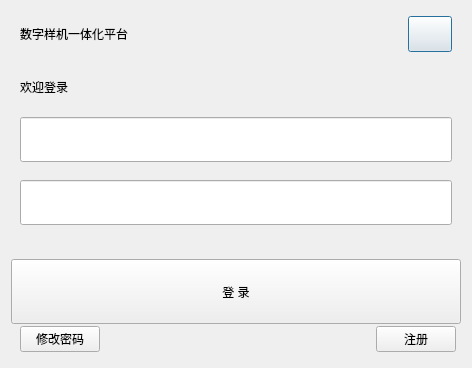
This is digitalIntegration/LoginDialog.ui in jiaqingguo/DI as Qt 5 draws it before an edit. The edited form follows.
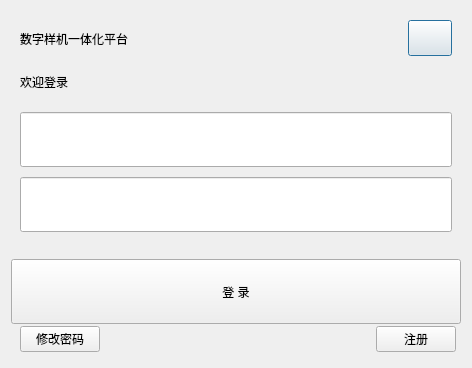
This is the edited form.

Patch:
```diff
--- a/digitalIntegration/LoginDialog.ui
+++ b/digitalIntegration/LoginDialog.ui
@@ -69,6 +69,9 @@
           <property name="topMargin">
            <number>0</number>
           </property>
+          <property name="bottomMargin">
+           <number>0</number>
+          </property>
           <item>
            <widget class="QLabel" name="LabelTitle">
             <property name="maximumSize">
@@ -126,7 +129,7 @@
           <number>9</number>
          </property>
          <property name="topMargin">
-          <number>5</number>
+          <number>0</number>
          </property>
          <property name="rightMargin">
           <number>9</number>
@@ -172,7 +175,7 @@
            <property name="minimumSize">
             <size>
              <width>0</width>
-             <height>45</height>
+             <height>55</height>
             </size>
            </property>
           </widget>
@@ -182,7 +185,7 @@
            <property name="minimumSize">
             <size>
              <width>0</width>
-             <height>45</height>
+             <height>55</height>
             </size>
            </property>
           </widget>
```
